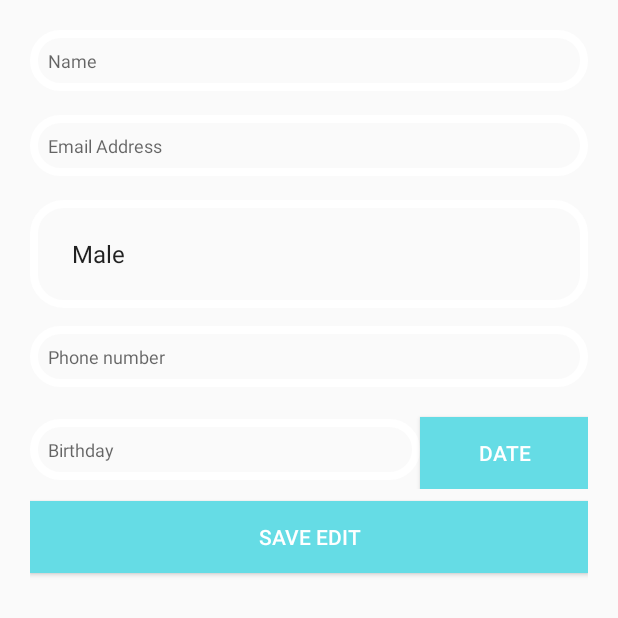
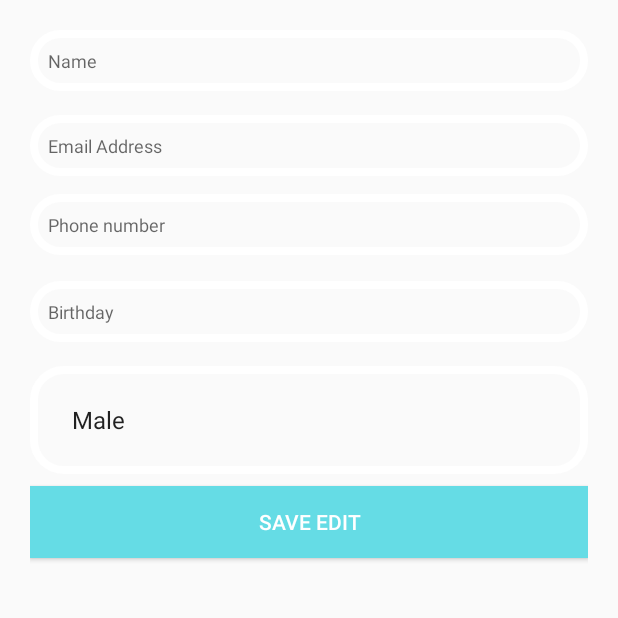
Before and after one commit to Jy-Yang22/Mobile_Assignment, an Android app: the screen it shows after launch (editProfileView), after a tap on "HELLO", on a phone screen of 412 x 824 dp, the top half of it. Run offline under Robolectric (Android 15) with nearby library versions, the phone set to English and light mode, and no system bars; Roboto replaces fonts that are not available here.

Commit message:
commit by saiseng

```diff
--- a/app/src/main/AndroidManifest.xml
+++ b/app/src/main/AndroidManifest.xml
@@ -9,7 +9,8 @@
         android:roundIcon="@mipmap/ic_launcher_round"
         android:supportsRtl="true"
         android:theme="@style/AppTheme">
-        <activity android:name=".editProfileView"></activity>
+        <activity android:name=".DatePickerFragment"></activity>
+        <activity android:name=".editProfileView" />
         <activity android:name=".aboutUsView" />
         <activity android:name=".profilePageView" />
         <activity android:name=".WesternClass" />
--- a/app/src/main/java/com/example/dream_cookery/editProfileView.java
+++ b/app/src/main/java/com/example/dream_cookery/editProfileView.java
@@ -1,18 +1,28 @@
 package com.example.dream_cookery;
 
+import android.app.DatePickerDialog;
+import android.graphics.Color;
+import android.graphics.drawable.ColorDrawable;
 import android.os.Bundle;
+import android.util.Log;
 import android.view.View;
 import android.widget.AdapterView;
 import android.widget.ArrayAdapter;
+import android.widget.DatePicker;
 import android.widget.Spinner;
-
+import android.widget.TextView;
 
 import androidx.appcompat.app.AppCompatActivity;
 
+import java.util.Calendar;
+
 public class editProfileView extends AppCompatActivity implements AdapterView.OnItemSelectedListener {
 
+    String[] gender = {"Male", "Female"};
 
-        String[] gender = {"Male", "Female"};
+    private static final String TAG = editProfileView.class.getSimpleName();
+    private TextView mDisplayDate;
+    private DatePickerDialog.OnDateSetListener mDateSetListener;
 
         @Override
         protected void onCreate (Bundle savedInstanceState)
@@ -27,8 +37,37 @@ public class editProfileView extends AppCompatActivity implements AdapterView.On
             aa.setDropDownViewResource(android.R.layout.simple_spinner_dropdown_item);
 
             spin.setAdapter(aa);
-        }//hello
 
+            mDisplayDate = (TextView)findViewById(R.id.profile_birth);
+            mDisplayDate.setOnClickListener(new View.OnClickListener() {
+                @Override
+                public void onClick(View view) {
+                    Calendar cal = Calendar.getInstance();
+                    int year = cal.get(Calendar.YEAR);
+                    int month = cal.get(Calendar.MONTH);
+                    int day = cal.get(Calendar.DAY_OF_MONTH);
+
+                    DatePickerDialog dialog = new DatePickerDialog(
+                            editProfileView.this,
+                            android.R.style.Theme_Holo_Light_Dialog_MinWidth,
+                            mDateSetListener,
+                            year,month,day);
+                    dialog.getWindow().setBackgroundDrawable(new ColorDrawable(Color.TRANSPARENT));
+                    dialog.show();
+                }
+            });
+
+            mDateSetListener = new DatePickerDialog.OnDateSetListener() {
+                @Override
+                public void onDateSet(DatePicker datePicker, int year, int month, int day) {
+                    month = month + 1;
+                    Log.d(TAG, "onDateSet: mm/dd/yyy: " + month + "/" + day + "/" + year);
+
+                    String date = month + "/" + day + "/" + year;
+                    mDisplayDate.setText(date);
+                }
+            };
+        }
 
     @Override
     public void onItemSelected(AdapterView<?> arg0, View arg1, int position, long id)
@@ -39,4 +78,7 @@ public class editProfileView extends AppCompatActivity implements AdapterView.On
     public void onNothingSelected(AdapterView<?> arg0)
     {
     }
+
+
+
 }
--- a/app/src/main/res/layout/edit_profile.xml
+++ b/app/src/main/res/layout/edit_profile.xml
@@ -15,11 +15,11 @@
         android:maxLines="1"
         android:padding="12sp"
         android:singleLine="true"
-        android:textColor="@color/white"
+        android:textColor="#000000"
         android:textSize="12sp" />
 
     <EditText
-        android:id="@+id/profile_country"
+        android:id="@+id/profile_email"
         android:layout_width="match_parent"
         android:layout_height="wrap_content"
         android:hint="@string/edit_profile_mail"
@@ -28,20 +28,7 @@
         android:padding="12sp"
         android:textSize="12sp"
         android:background="@drawable/box"
-        android:textColor="@color/white"
-        android:layout_marginTop="16sp"
-        android:singleLine="true" />
-
-    <Spinner
-        android:id="@+id/gender"
-        android:hint="@string/edit_profile_gender"
-        android:layout_width="match_parent"
-        android:layout_height="wrap_content"
-        android:background="@drawable/box"
-        android:textColor="@color/white"
-        android:maxLines="1"
-        android:padding="12sp"
-        android:textSize="12sp"
+        android:textColor="#000000"
         android:layout_marginTop="16sp"
         android:singleLine="true" />
 
@@ -56,7 +43,7 @@
         android:maxLines="1"
         android:padding="12sp"
         android:singleLine="true"
-        android:textColor="@color/white"
+        android:textColor="#000000"
         android:textSize="12sp" />
 
     <LinearLayout
@@ -66,7 +53,7 @@
         android:layout_marginTop="12sp"
         android:orientation="horizontal">
 
-        <EditText
+        <TextView
             android:id="@+id/profile_birth"
             android:layout_width="0dp"
             android:layout_height="wrap_content"
@@ -77,31 +64,34 @@
             android:textSize="12sp"
             android:background="@drawable/box"
             android:hint="@string/edit_profile_birthday"
-            android:textColor="@color/white"
+            android:textColor="#000000"
             android:layout_marginTop="5sp"
             android:singleLine="true" />
 
-        <Button
-            android:id="@+id/profile_birth_button"
-            android:layout_width="0dp"
-            android:layout_height="wrap_content"
-            android:layout_marginTop="8sp"
-            android:textColor="@color/white"
-            android:text="@string/select_date"
-            android:background="@color/colorPrimaryDark"
-            android:layout_weight="3"/>
+    </LinearLayout>
 
-    </LinearLayout>
+    <Spinner
+        android:id="@+id/gender"
+        android:layout_width="match_parent"
+        android:layout_height="wrap_content"
+        android:layout_marginTop="16sp"
+        android:background="@drawable/box"
+        android:hint="@string/edit_profile_gender"
+        android:maxLines="1"
+        android:padding="12sp"
+        android:singleLine="true"
+        android:textColor="#000000"
+        android:textSize="12sp" />
 
     <Button
         android:id="@+id/save_edit_button"
         android:layout_width="match_parent"
         android:layout_height="wrap_content"
         android:layout_marginTop="8sp"
-        android:textColor="@color/white"
+        android:background="@color/colorPrimaryDark"
+        android:padding="12sp"
         android:text="@string/save_edit"
-        android:background="@color/colorPrimaryDark"
-        android:padding="12sp"/>
+        android:textColor="@color/white" />
 
 
 </LinearLayout>
--- a/app/src/main/res/values/strings.xml
+++ b/app/src/main/res/values/strings.xml
@@ -26,6 +26,7 @@
     <string name="profile">PROFILE</string>
     <string name="setting">SETTING</string>
     <string name="payment_method">Payment Method</string>
+
     <string name="facebook_link">Dream Cookery.</string>
     <string name="email_link">dreamcookery@gmail.com</string>
     <string name="phonoNo_link">Call Us 012–3456789</string>
```
Also changed, not shown: app/build.gradle (+6 -4 lines).
